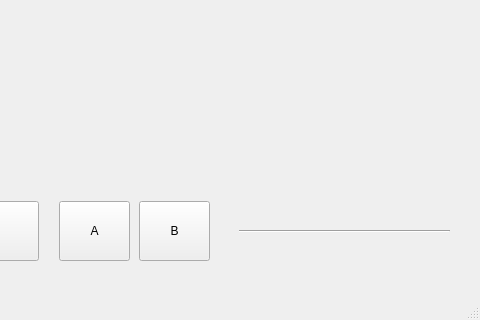
vombat42/pyside6_sudoku, file main_window.ui: the form before one commit; both pictures show x 531 to 1011 and y 499 to 819 of the 1011 by 819 pixel window.
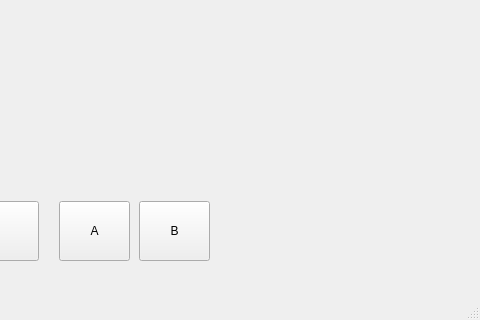
The form after the commit.

Commit message: доработан интерфейс (виджет игрового поля), убрано лишнее

Patch:
```diff
--- a/main_window.ui
+++ b/main_window.ui
@@ -179,19 +179,6 @@
      </property>
     </widget>
    </widget>
-   <widget class="Line" name="line">
-    <property name="geometry">
-     <rect>
-      <x>770</x>
-      <y>720</y>
-      <width>211</width>
-      <height>21</height>
-     </rect>
-    </property>
-    <property name="orientation">
-     <enum>Qt::Horizontal</enum>
-    </property>
-   </widget>
   </widget>
   <widget class="QMenuBar" name="menubar">
    <property name="geometry">
```
The commit also changes 5 other files.
